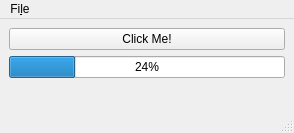
Qt form mainwindow.ui (mrutyunjayagadanayak/PyCalc) before a commit.
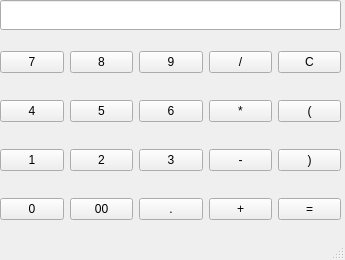
The same form after that commit.

```diff
--- a/mainwindow.ui
+++ b/mainwindow.ui
@@ -6,60 +6,203 @@
    <rect>
     <x>0</x>
     <y>0</y>
-    <width>294</width>
-    <height>133</height>
+    <width>345</width>
+    <height>260</height>
    </rect>
   </property>
+  <property name="minimumSize">
+   <size>
+    <width>345</width>
+    <height>260</height>
+   </size>
+  </property>
+  <property name="maximumSize">
+   <size>
+    <width>345</width>
+    <height>260</height>
+   </size>
+  </property>
   <property name="windowTitle">
    <string>MainWindow</string>
   </property>
   <widget class="QWidget" name="centralwidget">
-   <layout class="QVBoxLayout" name="verticalLayout">
-    <item>
-     <widget class="QPushButton" name="pushButton">
-      <property name="text">
-       <string>Click Me!</string>
-      </property>
-     </widget>
-    </item>
-    <item>
-     <widget class="QProgressBar" name="progressBar">
-      <property name="value">
-       <number>24</number>
-      </property>
-     </widget>
-    </item>
-    <item>
-     <spacer name="verticalSpacer">
-      <property name="orientation">
-       <enum>Qt::Vertical</enum>
-      </property>
-      <property name="sizeHint" stdset="0">
-       <size>
-        <width>20</width>
-        <height>40</height>
-       </size>
-      </property>
-     </spacer>
-    </item>
-   </layout>
-  </widget>
-  <widget class="QMenuBar" name="menubar">
-   <property name="geometry">
-    <rect>
-     <x>0</x>
-     <y>0</y>
-     <width>294</width>
-     <height>29</height>
-    </rect>
-   </property>
-   <widget class="QMenu" name="menuFile">
-    <property name="title">
-     <string>Fi&amp;le</string>
+   <widget class="QWidget" name="gridLayoutWidget">
+    <property name="geometry">
+     <rect>
+      <x>0</x>
+      <y>30</y>
+      <width>341</width>
+      <height>211</height>
+     </rect>
     </property>
-    <addaction name="actionQuit"/>
+    <layout class="QGridLayout" name="gridLayout">
+     <item row="2" column="3">
+      <widget class="QPushButton" name="multiply">
+       <property name="text">
+        <string>*</string>
+       </property>
+      </widget>
+     </item>
+     <item row="3" column="1">
+      <widget class="QPushButton" name="two">
+       <property name="text">
+        <string>2</string>
+       </property>
+      </widget>
+     </item>
+     <item row="1" column="0">
+      <widget class="QPushButton" name="seven">
+       <property name="baseSize">
+        <size>
+         <width>40</width>
+         <height>40</height>
+        </size>
+       </property>
+       <property name="text">
+        <string>7</string>
+       </property>
+      </widget>
+     </item>
+     <item row="1" column="3">
+      <widget class="QPushButton" name="divideBy">
+       <property name="text">
+        <string>/</string>
+       </property>
+      </widget>
+     </item>
+     <item row="1" column="4">
+      <widget class="QPushButton" name="clearAll">
+       <property name="text">
+        <string>C</string>
+       </property>
+      </widget>
+     </item>
+     <item row="4" column="4">
+      <widget class="QPushButton" name="equalTo">
+       <property name="text">
+        <string>=</string>
+       </property>
+      </widget>
+     </item>
+     <item row="3" column="3">
+      <widget class="QPushButton" name="minus">
+       <property name="text">
+        <string>-</string>
+       </property>
+      </widget>
+     </item>
+     <item row="1" column="2">
+      <widget class="QPushButton" name="nine">
+       <property name="text">
+        <string>9</string>
+       </property>
+      </widget>
+     </item>
+     <item row="4" column="2">
+      <widget class="QPushButton" name="pointer">
+       <property name="text">
+        <string>.</string>
+       </property>
+      </widget>
+     </item>
+     <item row="3" column="4">
+      <widget class="QPushButton" name="rightBracket">
+       <property name="text">
+        <string>)</string>
+       </property>
+      </widget>
+     </item>
+     <item row="3" column="0">
+      <widget class="QPushButton" name="one">
+       <property name="text">
+        <string>1</string>
+       </property>
+      </widget>
+     </item>
+     <item row="3" column="2">
+      <widget class="QPushButton" name="three">
+       <property name="text">
+        <string>3</string>
+       </property>
+      </widget>
+     </item>
+     <item row="2" column="4">
+      <widget class="QPushButton" name="leftBracket">
+       <property name="text">
+        <string>(</string>
+       </property>
+      </widget>
+     </item>
+     <item row="4" column="0">
+      <widget class="QPushButton" name="zero">
+       <property name="text">
+        <string>0</string>
+       </property>
+      </widget>
+     </item>
+     <item row="1" column="1">
+      <widget class="QPushButton" name="eight">
+       <property name="text">
+        <string>8</string>
+       </property>
+      </widget>
+     </item>
+     <item row="2" column="1">
+      <widget class="QPushButton" name="five">
+       <property name="text">
+        <string>5</string>
+       </property>
+      </widget>
+     </item>
+     <item row="2" column="2">
+      <widget class="QPushButton" name="six">
+       <property name="text">
+        <string>6</string>
+       </property>
+      </widget>
+     </item>
+     <item row="4" column="3">
+      <widget class="QPushButton" name="plus">
+       <property name="text">
+        <string>+</string>
+       </property>
+      </widget>
+     </item>
+     <item row="2" column="0">
+      <widget class="QPushButton" name="four">
+       <property name="text">
+        <string>4</string>
+       </property>
+      </widget>
+     </item>
+     <item row="4" column="1">
+      <widget class="QPushButton" name="doubleZero">
+       <property name="text">
+        <string>00</string>
+       </property>
+      </widget>
+     </item>
+    </layout>
    </widget>
-   <addaction name="menuFile"/>
+   <widget class="QLineEdit" name="display">
+    <property name="geometry">
+     <rect>
+      <x>0</x>
+      <y>0</y>
+      <width>341</width>
+      <height>30</height>
+     </rect>
+    </property>
+    <property name="cursor">
+     <cursorShape>IBeamCursor</cursorShape>
+    </property>
+    <property name="layoutDirection">
+     <enum>Qt::RightToLeft</enum>
+    </property>
+    <property name="readOnly">
+     <bool>true</bool>
+    </property>
+   </widget>
   </widget>
   <widget class="QStatusBar" name="statusbar"/>
   <action name="actionQuit">
```
Left out of the diff: 25 changed lines with no effect on the pictures.
